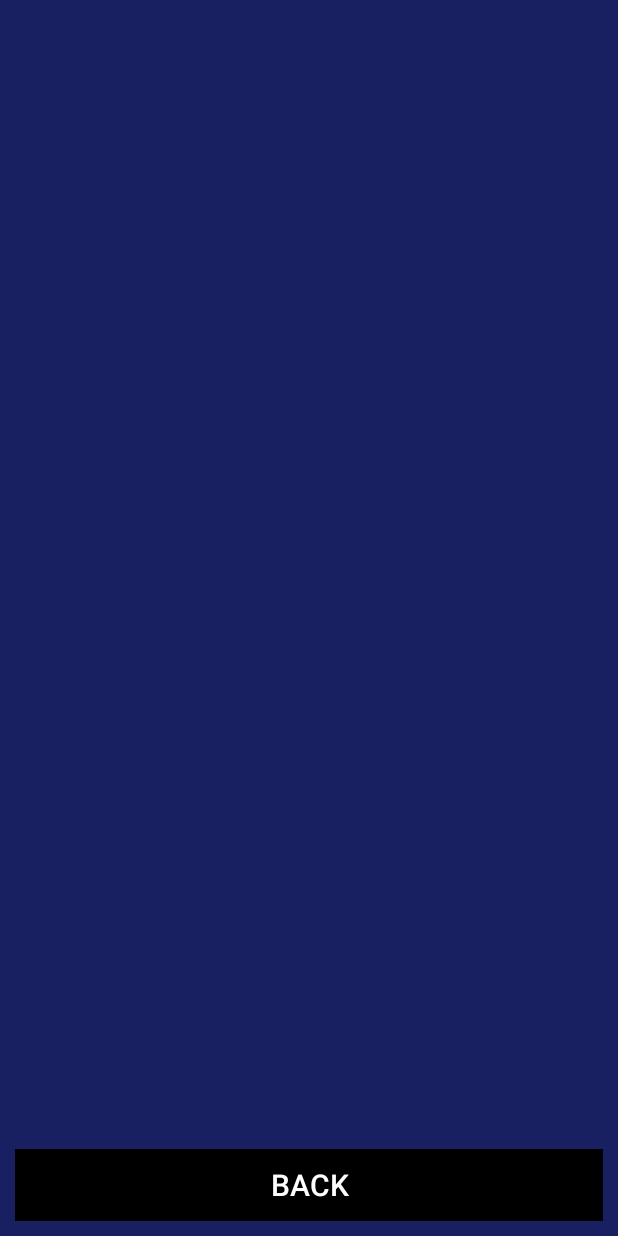
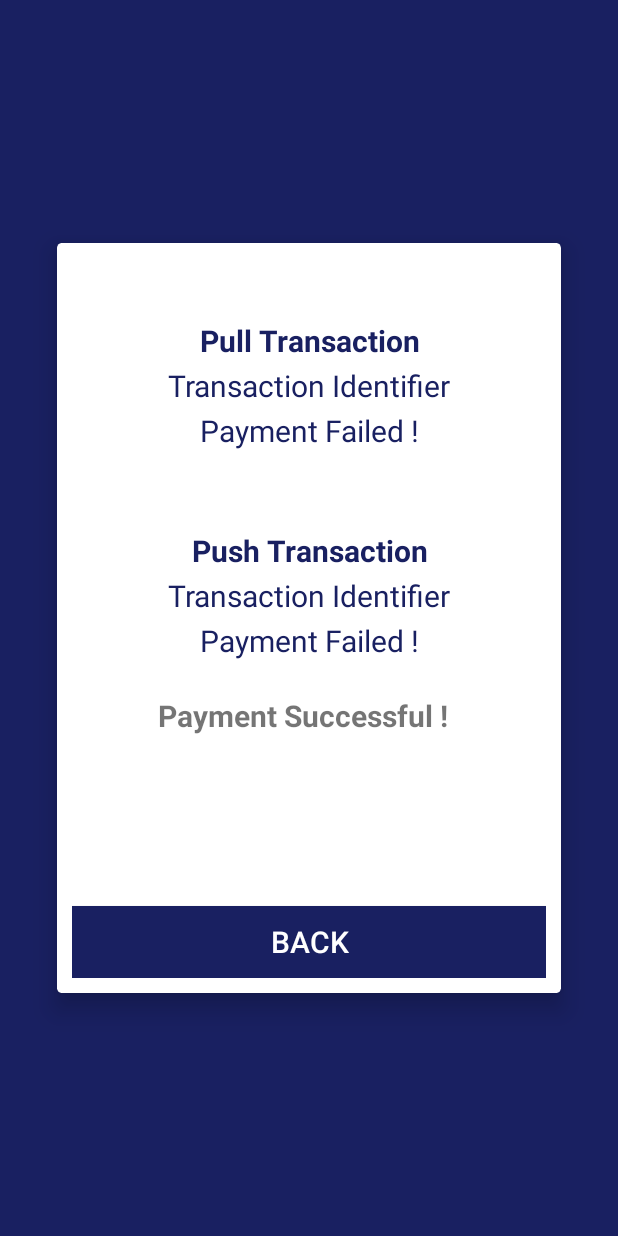
Before and after one commit to dhruvik1999/VISA-2.0, an Android app: the TransactionResult screen opened directly, with no data from a screen before it, on a phone screen of 412 x 824 dp. Run offline under Robolectric (Android 15) with nearby library versions, the phone set to English and light mode, and no system bars.

Commit message:
ui patch added

```diff
--- a/Visa Hackathon 2.0/app/src/main/java/com/visa/ATM/CashProvider/HomeCashProvider.java
+++ b/Visa Hackathon 2.0/app/src/main/java/com/visa/ATM/CashProvider/HomeCashProvider.java
@@ -203,7 +203,6 @@ public class HomeCashProvider extends  AppCompatActivity {
 
             @Override
             protected String doInBackground(String... params) {
-                // TODO Auto-generated method stud
 
                 return null;
             }
@@ -234,8 +233,7 @@ public class HomeCashProvider extends  AppCompatActivity {
                        // Toast.makeText(HomeCashProvider.this,"Location Updated !",Toast.LENGTH_SHORT).show();
                     } catch (Exception e) {
                         // progDailog.dismiss();
-                         Toast.makeText(getApplicationContext(),"Unable to get Location"
-                        , Toast.LENGTH_LONG).show();
+                         Toast.makeText(getApplicationContext(),"Unable to get Location", Toast.LENGTH_LONG).show();
                     }
 
                 }
--- a/Visa Hackathon 2.0/app/src/main/java/com/visa/ATM/CashProvider/MyAdapter.java
+++ b/Visa Hackathon 2.0/app/src/main/java/com/visa/ATM/CashProvider/MyAdapter.java
@@ -94,7 +94,7 @@ public class MyAdapter extends RecyclerView.Adapter<MyAdapter.ContactHolder> {
 
                     DatabaseReference requestref= FirebaseDatabase.getInstance().getReference().child("cashProviders").child(username).child("Requests");
                     requestref.child(user_del).removeValue();
-                    Toast.makeText(mContext,"Request From "+username+" Accepted !",Toast.LENGTH_LONG).show();
+                    Toast.makeText(mContext,"Request From "+user_del+" Accepted !",Toast.LENGTH_LONG).show();
                     notifyDataSetChanged();
                     Response response=new Response();
                     response.setAmount(Double.parseDouble(amount.getText().toString()));
@@ -119,7 +119,7 @@ public class MyAdapter extends RecyclerView.Adapter<MyAdapter.ContactHolder> {
 
                     DatabaseReference requestref= FirebaseDatabase.getInstance().getReference().child("cashProviders").child(username).child("Requests");
                     requestref.child(user_del).removeValue();
-                    Toast.makeText(mContext,"Request From "+username+" Declined !",Toast.LENGTH_LONG).show();
+                    Toast.makeText(mContext,"Request From "+user_del+" Declined !",Toast.LENGTH_LONG).show();
                     notifyDataSetChanged();
 
 
--- a/Visa Hackathon 2.0/app/src/main/java/com/visa/ATM/QrCodeHelper/QrCodeScanner.java
+++ b/Visa Hackathon 2.0/app/src/main/java/com/visa/ATM/QrCodeHelper/QrCodeScanner.java
@@ -92,6 +92,7 @@ public class QrCodeScanner extends AppCompatActivity {
                                         intent.putExtra("PULL_JSON", pullJson);
 //                                intent.putExtra("PUSH_JSON",obj1.toString());
                                         startActivity(intent);
+                                        finish();
                                     }
                                 });
                             }catch (Exception e){
@@ -103,6 +104,8 @@ public class QrCodeScanner extends AppCompatActivity {
                                         intent.putExtra("PULL_JSON", "Failed");
 //                                intent.putExtra("PUSH_JSON",obj1.toString());
                                         startActivity(intent);
+                                        finish();
+
                                     }
                                 });
                             }
@@ -128,4 +131,9 @@ public class QrCodeScanner extends AppCompatActivity {
         }
     }
 
+    @Override
+    public void onBackPressed() {
+        super.onBackPressed();
+        finish();
+    }
 }
--- a/Visa Hackathon 2.0/app/src/main/java/com/visa/ATM/SignUp.java
+++ b/Visa Hackathon 2.0/app/src/main/java/com/visa/ATM/SignUp.java
@@ -61,7 +61,7 @@ public class SignUp extends AppCompatActivity {
 
                 if (Password.getText().toString().equals(ConfirmPassword.getText().toString()))
                 {
-                    Toast.makeText(getApplicationContext(),"" + option, Toast.LENGTH_SHORT).show();
+//                    Toast.makeText(getApplicationContext(),"" + option, Toast.LENGTH_SHORT).show();
                     if(option.equals("cp"))
                     {
                         cashProviders[0] = FirebaseDatabase.getInstance().getReference().child("cashProviders");
@@ -153,7 +153,7 @@ public class SignUp extends AppCompatActivity {
 
                 }
                 else{
-                    Toast.makeText(getApplicationContext(), "Sign Unsuccessful", Toast.LENGTH_SHORT).show();
+//                    Toast.makeText(getApplicationContext(), "Sign Unsuccessful", Toast.LENGTH_SHORT).show();
                 }
             }});
 
--- a/Visa Hackathon 2.0/app/src/main/java/com/visa/ATM/User/Location.java
+++ b/Visa Hackathon 2.0/app/src/main/java/com/visa/ATM/User/Location.java
@@ -45,7 +45,7 @@ public class Location {
                 public void onComplete(@NonNull Task<android.location.Location> task) {
                     android.location.Location location = task.getResult();
                     if(location!=null){
-                        Toast.makeText(context,location.getLatitude()+"", Toast.LENGTH_SHORT).show();
+//                        Toast.makeText(context,location.getLatitude()+"", Toast.LENGTH_SHORT).show();
                         latitude = location.getLatitude();
                         longitude = location.getLongitude();
                     }
--- a/Visa Hackathon 2.0/app/src/main/java/com/visa/ATM/VisaDirect/TransactionResult.java
+++ b/Visa Hackathon 2.0/app/src/main/java/com/visa/ATM/VisaDirect/TransactionResult.java
@@ -15,8 +15,9 @@ import com.visa.ATM.User.UserHomeScreen;
 
 public class TransactionResult extends AppCompatActivity {
 
-    TextView tvResult;
+    TextView pullRes,pushRes,fres;
     Button bBack;
+
 
     @Override
     protected void onCreate(Bundle savedInstanceState) {
@@ -34,25 +35,30 @@ public class TransactionResult extends AppCompatActivity {
             Gson g = new Gson();
             PullPojo pull = g.fromJson(pullJson, PullPojo.class);
             Toast.makeText(getApplicationContext(),pull.getTransactionIdentifier(),Toast.LENGTH_LONG).show();
-            response = "Pull Transaction:\n Transaction Identifier" + pull.getTransactionIdentifier();
+            response = "Pull Transaction:\n Transaction Identifier\n" + pull.getTransactionIdentifier();
             tid = pull.getTransactionIdentifier();
+            pullRes.setText(pull.getTransactionIdentifier());
         }catch(Exception e){
             e.printStackTrace();
             Toast.makeText(getApplicationContext(),"Pull transaction failed",Toast.LENGTH_LONG).show();
-            tvResult.setText("transaction Failed. \n Try again latter");
+            pullRes.setText("Payment Failed !");
+            fres.setText("Payment Failed !");
         }finally {
             try {
                 Gson g = new Gson();
                 PushPojo push = g.fromJson(pushJson, PushPojo.class);
-                push.setTransactionIdentifier(tid);
-                Toast.makeText(getApplicationContext(), push.getTransactionIdentifier(), Toast.LENGTH_LONG).show();
-                response = response + "\n\n" + "Push Transaction: " + "\n" + " Transaction Identifier\n" + push.getTransactionIdentifier();
+//                Toast.makeText(getApplicationContext(), push.getTransactionIdentifier(), Toast.LENGTH_LONG).show();
+//                response = response + "\n\n" + "Push Transaction: " + "\n" + " Transaction Identifier\n" + push.getTransactionIdentifier();
+                pushRes.setText(push.getTransactionIdentifier());
             }catch (Exception e){
                 e.printStackTrace();
-                Toast.makeText(getApplicationContext(),"Pull transaction failed",Toast.LENGTH_LONG).show();
-                tvResult.setText("transaction Failed. \n Try again latter");
+//                Toast.makeText(getApplicationContext(),"Pull transaction failed",Toast.LENGTH_LONG).show();
+                pushRes.setText("Payment Failed !");
+                fres.setText("Payment Failed !");
+
             }finally {
-                tvResult.setText(response);
+//                .setText(response);
+                fres.setText("Payment Successful !  ");
             }
         }
 
@@ -66,8 +72,11 @@ public class TransactionResult extends AppCompatActivity {
     }
 
     private void init(){
-        tvResult = this.findViewById(R.id.tv_results);
+//        tvResult = this.findViewById(R.id.tv_results);
         bBack = this.findViewById(R.id.b_back);
+        pullRes = this.findViewById(R.id.pull_tp);
+        pushRes = this.findViewById(R.id.push_tp);
+        fres = this.findViewById(R.id.fres);
     }
 
     @Override
--- a/Visa Hackathon 2.0/app/src/main/res/layout/activity_home_cash_provider.xml
+++ b/Visa Hackathon 2.0/app/src/main/res/layout/activity_home_cash_provider.xml
@@ -38,10 +38,11 @@
             android:layout_marginBottom="5dp"
             android:layout_width="match_parent"
             android:layout_height="wrap_content"
-            android:textColor="@color/white"
-            android:background="@color/black"
+            android:textColor="@color/visacolor"
+            android:background="@color/white"
             android:text="Show Qr Code"
             ></Button>
+
         <Button
             android:layout_width="match_parent"
             android:layout_height="match_parent"
--- a/Visa Hackathon 2.0/app/src/main/res/layout/activity_request_helper.xml
+++ b/Visa Hackathon 2.0/app/src/main/res/layout/activity_request_helper.xml
@@ -141,7 +141,7 @@
         android:layout_height="match_parent"
         android:text="REQUEST CASH !"
         android:textColor="@color/white"
-        android:background="@color/black"
+        android:background="@color/visacolor"
         android:gravity="center"
         android:layout_below="@+id/et_amount"
         android:layout_centerHorizontal="true"
--- a/Visa Hackathon 2.0/app/src/main/res/layout/activity_transaction_result.xml
+++ b/Visa Hackathon 2.0/app/src/main/res/layout/activity_transaction_result.xml
@@ -3,33 +3,133 @@
     xmlns:app="http://schemas.android.com/apk/res-auto"
     xmlns:tools="http://schemas.android.com/tools"
     android:layout_width="match_parent"
+    android:layout_height="match_parent"
     android:background="@color/visacolor"
-    android:layout_height="match_parent"
     android:padding="10dp"
     tools:context=".VisaDirect.TransactionResult">
 
+
+    <androidx.cardview.widget.CardView
+        android:layout_width="336dp"
+        android:layout_height="500dp"
+        android:layout_centerInParent="true"
+        android:padding="10dp"
+        android:layout_centerHorizontal="true"
+        android:layout_marginStart="8dp"
+        android:layout_marginTop="36dp"
+        android:layout_marginEnd="8dp"
+        android:layout_marginBottom="8dp"
+        app:cardCornerRadius="3dp"
+        app:cardElevation="10dp"
+        app:layout_constraintBottom_toBottomOf="parent"
+        app:layout_constraintEnd_toEndOf="parent"
+        app:layout_constraintStart_toStartOf="parent"
+        app:layout_constraintTop_toTopOf="parent"
+        app:layout_constraintVertical_bias="0.457">
+
+        <RelativeLayout
+            android:layout_width="match_parent"
+            android:padding="10dp"
+            android:layout_height="match_parent">
+
         <TextView
-        android:id="@+id/tv_results"
+            android:id="@+id/pt"
             android:layout_width="match_parent"
-        android:layout_height="wrap_content"
+            android:layout_height="30dp"
+            android:text="Pull Transaction"
             android:gravity="center"
-        android:layout_centerVertical="true"
             android:textSize="20dp"
-        android:textColor="@color/white"
-        android:text="Result"
+            android:textStyle="bold"
+            android:layout_marginTop="40dp"
+            android:textColor="@color/visacolor"
+            />
+
+        <TextView
+            android:id="@+id/pt2"
+            android:layout_width="match_parent"
+            android:layout_height="30dp"
+            android:text="Transaction Identifier"
+            android:gravity="center"
+            android:textSize="20dp"
+            android:layout_below="@+id/pt"
+            android:textColor="@color/visacolor"
+            />
+            <TextView
+                android:id="@+id/pull_tp"
+                android:layout_below="@+id/pt2"
+                android:layout_width="match_parent"
+                android:layout_height="30dp"
+                android:text="123456"
+                android:textSize="20dp"
+                android:gravity="center"
+                android:textColor="@color/visacolor"
+                />
+
+
+            <TextView
+                android:id="@+id/put"
+                android:layout_width="match_parent"
+                android:layout_height="30dp"
+                android:text="Push Transaction"
+                android:gravity="center"
+                android:textSize="20dp"
+                android:textStyle="bold"
+                android:layout_below="@+id/pull_tp"
+                android:textColor="@color/visacolor"
+                android:layout_marginTop="50dp"
+                />
+
+            <TextView
+                android:id="@+id/put2"
+                android:layout_width="match_parent"
+                android:layout_height="30dp"
+                android:text="Transaction Identifier"
+                android:gravity="center"
+                android:textSize="20dp"
+                android:layout_below="@+id/put"
+                android:textColor="@color/visacolor"
+                />
+            <TextView
+                android:id="@+id/push_tp"
+                android:layout_below="@+id/put2"
+                android:layout_width="match_parent"
+                android:layout_height="30dp"
+                android:text="123456"
+                android:textSize="20dp"
+                android:gravity="center"
+                android:textColor="@color/visacolor"
+                />
+
+            <TextView
+                android:id="@+id/fres"
+                android:layout_width="match_parent"
+                android:layout_height="30dp"
+                android:layout_below="@+id/push_tp"
+                android:layout_marginTop="20dp"
+                android:textStyle="bold"
+                android:text="Payment Successful"
+                android:gravity="center"
+                android:textSize="20dp"
                 />
 
             <Button
                 android:id="@+id/b_back"
-        android:layout_marginTop="20dp"
                 android:layout_width="match_parent"
-        android:background="@color/black"
-        android:textSize="20dp"
                 android:layout_height="wrap_content"
+                android:layout_alignParentBottom="true"
+                android:background="@color/visacolor"
+                android:text="back"
                 android:textColor="@color/white"
-        android:layout_alignParentBottom="true"
-        android:layout_centerHorizontal="true"
-        android:text="back"
-        />
+                android:textSize="20dp" />
 
         </RelativeLayout>
+
+
+
+    </androidx.cardview.widget.CardView>
+
+
+
+
+
+</RelativeLayout>
--- a/Visa Hackathon 2.0/app/src/main/res/layout/activity_user_home_screen.xml
+++ b/Visa Hackathon 2.0/app/src/main/res/layout/activity_user_home_screen.xml
@@ -33,8 +33,8 @@
         android:text="Locate ATMs"
         android:layout_weight="1"
         android:gravity="center"
-        android:textColor="@color/white"
-        android:background="@color/black"
+        android:textColor="@color/visacolor"
+        android:background="@color/white"
         android:layout_alignParentBottom="true"
         android:layout_centerHorizontal="true"
         />
--- a/Visa Hackathon 2.0/app/src/main/res/layout/activity_visa_direct_home.xml
+++ b/Visa Hackathon 2.0/app/src/main/res/layout/activity_visa_direct_home.xml
@@ -118,7 +118,7 @@ android:textColor="@color/visacolor"
                 android:text="Pay"
                 android:layout_alignParentBottom="true"
                 android:textColor="@color/white"
-                android:background="@color/black"
+                android:background="@color/visacolor"
                 android:gravity="center"
                 android:textSize="20dp"
                 android:layout_centerHorizontal="true"
```
Lines whose indentation alone changed are shown as unchanged.
